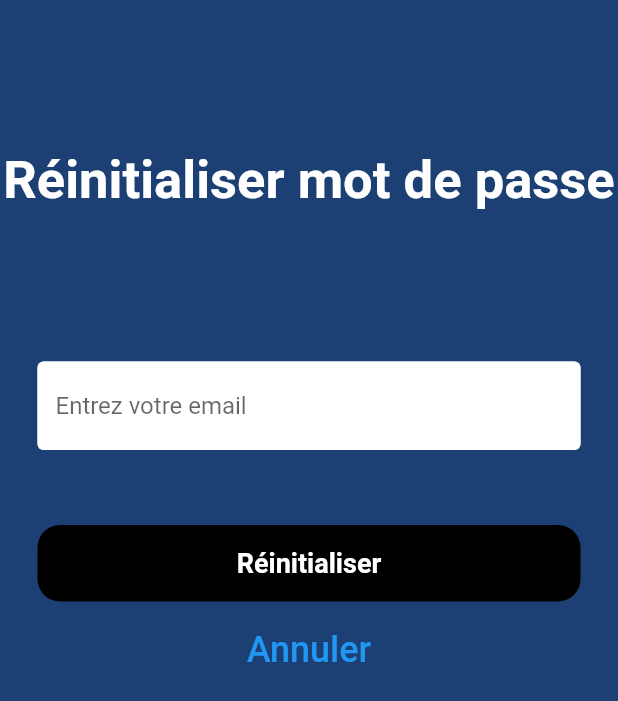
After one commit to Herbilot/Flutter-Gestion-De-Tache, a Flutter app: the screen it shows after launch, after a tap on "Mot de passe oublié?", on a phone screen of 412 x 824 dp. The commit adds this screen. Shown: the top 701 px of the screen. Run offline on Flutter 3.47's test engine with Material 2 defaults, Android fonts, the phone set to English and light mode, and no system bars; our stand-ins replace cloud_firestore, firebase_auth, firebase_core, flutter_secure_storage, google_sign_in; accounts and stored records are empty; network calls fail.

Commit message:
lien tache utilisateur

```diff
--- /dev/null
+++ b/lib/composants/bouttonRestore.dart
@@ -0,0 +1,28 @@
+import 'package:flutter/material.dart';
+
+class bouttonRestore extends StatelessWidget {
+  final Function()? onTap;
+
+  const bouttonRestore({super.key, required this.onTap});
+
+  @override
+  Widget build(BuildContext context) {
+    return GestureDetector(
+      onTap: onTap,
+      child: Container(
+          padding: EdgeInsets.all(15),
+          margin: EdgeInsets.symmetric(horizontal: 25.0),
+          decoration: BoxDecoration(
+              color: Colors.black, borderRadius: BorderRadius.circular(15)),
+          child: Center(
+            child: Text(
+              'Réinitialiser',
+              style: TextStyle(
+                  color: Colors.white,
+                  fontWeight: FontWeight.bold,
+                  fontSize: 18),
+            ),
+          )),
+    );
+  }
+}
--- a/lib/page/ajout_tache.dart
+++ b/lib/page/ajout_tache.dart
@@ -9,6 +9,7 @@ import 'package:tp2/composants/chipBox.dart';
 import 'package:tp2/composants/label.dart';
 import 'package:tp2/composants/textfield.dart';
 import 'package:tp2/composants/texteArea.dart';
+import 'package:firebase_auth/firebase_auth.dart' as firebase_auth;
 import 'package:intl/intl.dart';
 
 class PageAjout extends StatefulWidget {
@@ -28,6 +29,7 @@ class _PageAjoutState extends State<PageAjout> {
   String tacheCategorie = "";
   final _dateFin = TextEditingController();
   final _dateDebut = TextEditingController();
+  firebase_auth.FirebaseAuth firebaseAuth = firebase_auth.FirebaseAuth.instance;
   void _Ajouter() {
     FirebaseFirestore.instance.collection('Tache').add({
       'date_fin': _dateFinControl.text,
@@ -35,7 +37,8 @@ class _PageAjoutState extends State<PageAjout> {
       'categorie': tacheCategorie,
       'description': _descriptionControlleur.text,
       'libelle': _libelleControlleur.text,
-      'priorite': tachePriorite
+      'priorite': tachePriorite,
+      'uid': firebaseAuth.currentUser!.uid
     });
     Navigator.pop(context);
   }
--- /dev/null
+++ b/lib/page/restore.dart
@@ -0,0 +1,91 @@
+import 'package:cloud_firestore/cloud_firestore.dart';
+import 'package:flutter/material.dart';
+import 'package:tp2/composants/bouttonRestore.dart';
+import 'package:tp2/page/signin.dart';
+import 'package:tp2/services/auth-service.dart';
+import 'package:firebase_auth/firebase_auth.dart' as firebase_auth;
+import '../composants/champDeSaisie.dart';
+import 'home.dart';
+
+class ResetPassword extends StatefulWidget {
+  const ResetPassword({super.key});
+
+  @override
+  State<ResetPassword> createState() => _ResetPasswordState();
+}
+
+class _ResetPasswordState extends State<ResetPassword> {
+  Service authClass = Service();
+  firebase_auth.FirebaseAuth firebaseAuth = firebase_auth.FirebaseAuth.instance;
+  final utilisateurControlleur = TextEditingController();
+  @override
+  Widget build(BuildContext context) {
+    return Scaffold(
+      body: Container(
+        height: MediaQuery.of(context).size.height,
+        width: MediaQuery.of(context).size.width,
+        color: Color.fromARGB(255, 28, 64, 115),
+        child: Padding(
+          padding: const EdgeInsets.only(top: 100),
+          child: Column(
+            children: [
+              Text(
+                "Réinitialiser mot de passe",
+                style: TextStyle(
+                  fontSize: 35,
+                  color: Colors.white,
+                  fontWeight: FontWeight.bold,
+                ),
+              ),
+              SizedBox(height: 100),
+              champDeSaisie(
+                hintText: 'Entrez votre email',
+                controlleur: utilisateurControlleur,
+                obscureText: false,
+              ),
+              SizedBox(
+                height: 50,
+              ),
+              bouttonRestore(onTap: () async {
+                showDialog(
+                  context: context,
+                  builder: (context) {
+                    return const Center(
+                      child: CircularProgressIndicator(),
+                    );
+                  },
+                );
+                try {
+                  await firebaseAuth.sendPasswordResetEmail(
+                      email: utilisateurControlleur.text);
+                  // ignore: use_build_context_synchronously
+                  Navigator.pushAndRemoveUntil(
+                      context,
+                      MaterialPageRoute(builder: (builder) => Login()),
+                      (route) => false);
+                } on FirebaseException catch (e) {
+                  final snackbar = SnackBar(content: Text(e.toString()));
+                  ScaffoldMessenger.of(context).showSnackBar(snackbar);
+                }
+              }),
+              SizedBox(
+                height: 8,
+              ),
+              TextButton(
+                  onPressed: () {
+                    Navigator.pushAndRemoveUntil(
+                        context,
+                        MaterialPageRoute(builder: (builder) => Login()),
+                        (route) => false);
+                  },
+                  child: Text(
+                    "Annuler",
+                    style: TextStyle(fontSize: 24),
+                  ))
+            ],
+          ),
+        ),
+      ),
+    );
+  }
+}
--- a/lib/page/signin.dart
+++ b/lib/page/signin.dart
@@ -5,7 +5,9 @@ import 'package:flutter/cupertino.dart';
 import 'package:flutter/material.dart';
 import 'package:firebase_auth/firebase_auth.dart' as firebase_auth;
 import 'package:tp2/page/home.dart';
+import 'package:tp2/page/restore.dart';
 import 'package:tp2/page/signup.dart';
+import 'package:tp2/page/verification.dart';
 import 'package:tp2/services/auth-service.dart';
 import '../composants/bouttounLogo.dart';
 import '../composants/bouttonLogin.dart';
@@ -75,6 +77,38 @@ class _LoginState extends State<Login> {
               hintText: 'Mot de passe',
               controlleur: mdpControlleur,
               obscureText: true,
+            ),
+            SizedBox(height: 25),
+            InkWell(
+              onTap: () {
+                showDialog(
+                  context: context,
+                  builder: (context) {
+                    return const Center(
+                      child: CircularProgressIndicator(),
+                    );
+                  },
+                );
+                Navigator.pushAndRemoveUntil(
+                    context,
+                    MaterialPageRoute(builder: (builder) => ResetPassword()),
+                    (route) => false);
+              },
+              child: Padding(
+                padding: const EdgeInsets.symmetric(horizontal: 25.0),
+                child: Row(
+                  mainAxisAlignment: MainAxisAlignment.start,
+                  children: [
+                    Text(
+                      'Mot de passe oublié?',
+                      style: TextStyle(
+                        color: Colors.white,
+                        fontSize: 18,
+                      ),
+                    ),
+                  ],
+                ),
+              ),
             ),
             SizedBox(height: 50),
             butonL(
@@ -148,7 +182,7 @@ class _LoginState extends State<Login> {
       // ignore: use_build_context_synchronously
       Navigator.pushAndRemoveUntil(
           context,
-          MaterialPageRoute(builder: (builder) => HomePage()),
+          MaterialPageRoute(builder: (builder) => VerificationEmail()),
           (route) => false);
     } on FirebaseException catch (e) {
       final snackbar = SnackBar(content: Text(e.toString()));
--- a/lib/page/signup.dart
+++ b/lib/page/signup.dart
@@ -1,10 +1,12 @@
 // ignore_for_file: prefer_const_constructors
 
+import 'package:cloud_firestore/cloud_firestore.dart';
 import 'package:firebase_auth/firebase_auth.dart';
 import 'package:flutter/cupertino.dart';
 import 'package:flutter/material.dart';
 import 'package:firebase_auth/firebase_auth.dart' as firebase_auth;
 import 'package:tp2/page/signin.dart';
+import 'package:tp2/page/verification.dart';
 import '../composants/bouttounLogo.dart';
 import '../composants/bouttonSignUp.dart';
 import '../composants/champDeSaisie.dart';
@@ -135,10 +137,15 @@ class _SignupState extends State<Signup> {
         email: utilisateurControlleur.text,
         password: mdpControlleur.text,
       );
+      FirebaseFirestore.instance.collection("utilisateure").add({
+        'email': utilisateurControlleur.text,
+        'mot_de_passse': mdpControlleur.text,
+        'uid': firebaseAuth.currentUser!.uid
+      });
       // ignore: use_build_context_synchronously
       Navigator.pushAndRemoveUntil(
         context,
-        MaterialPageRoute(builder: (builder) => Login()),
+        MaterialPageRoute(builder: (builder) => VerificationEmail()),
         (route) => false,
       );
     } on FirebaseException catch (e) {
```
Also changed, not shown: lib/page/home.dart (+9 -4 lines), lib/page/verification.dart (added, +138 -0 lines).
